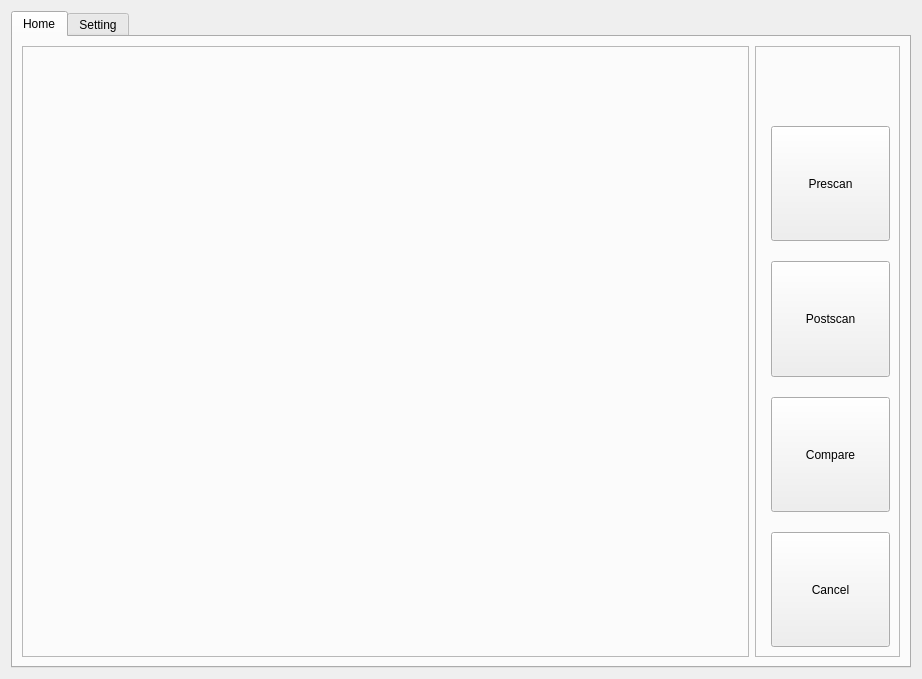
First picture: the form in qt5_ui/pps.ui, repository jacondv/intelijet_v2, before the edit.
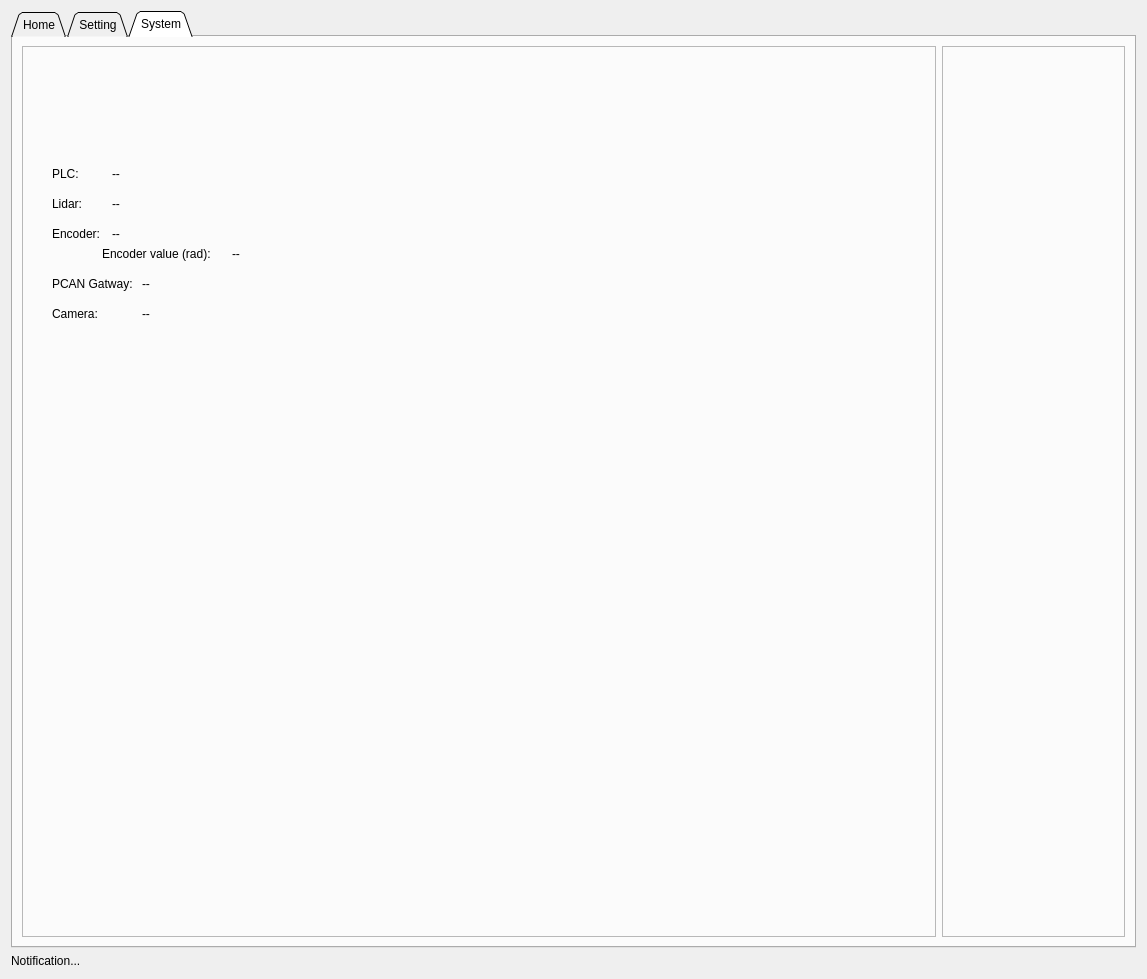
Second picture: the form after the edit. The open tabs and pages were chosen to show the change. Icons and pictures are not drawn.

The edit to the form file:
```diff
--- a/qt5_ui/pps.ui
+++ b/qt5_ui/pps.ui
@@ -9,8 +9,8 @@
    <rect>
     <x>0</x>
     <y>0</y>
-    <width>922</width>
-    <height>679</height>
+    <width>1147</width>
+    <height>979</height>
    </rect>
   </property>
   <property name="sizePolicy">
@@ -43,8 +43,8 @@
   <property name="styleSheet">
    <string notr="true"/>
   </property>
-  <layout class="QGridLayout" name="gridLayout_2">
-   <item row="0" column="0">
+  <layout class="QVBoxLayout" name="verticalLayout" stretch="5,0">
+   <item>
     <widget class="QTabWidget" name="tabWidget">
      <property name="sizePolicy">
       <sizepolicy hsizetype="Expanding" vsizetype="Expanding">
@@ -67,6 +67,9 @@
      <property name="styleSheet">
       <string notr="true"/>
      </property>
+     <property name="tabShape">
+      <enum>QTabWidget::Triangular</enum>
+     </property>
      <property name="currentIndex">
       <number>0</number>
      </property>
@@ -117,6 +120,16 @@
              <verstretch>0</verstretch>
             </sizepolicy>
            </property>
+           <property name="styleSheet">
+            <string notr="true">QFrame {
+    border-radius: 10px; /* bo góc frame nếu muốn */
+    border: 1px solid #E67E22; /* viền frame */
+	
+	background-color: qlineargradient(spread:reflect, x1:0, y1:1, x2:0, y2:0, stop:0 rgba(245, 205, 121,1.0), stop:1 rgba(247, 215, 148,1.0));
+
+
+}</string>
+           </property>
            <property name="frameShape">
             <enum>QFrame::StyledPanel</enum>
            </property>
@@ -130,37 +143,6 @@
             <property name="verticalSpacing">
              <number>20</number>
             </property>
-            <item row="3" column="1">
-             <widget class="QPushButton" name="btnPostScan">
-              <property name="sizePolicy">
-               <sizepolicy hsizetype="Minimum" vsizetype="Minimum">
-                <horstretch>0</horstretch>
-                <verstretch>0</verstretch>
-               </sizepolicy>
-              </property>
-              <property name="minimumSize">
-               <size>
-                <width>0</width>
-                <height>100</height>
-               </size>
-              </property>
-              <property name="maximumSize">
-               <size>
-                <width>16777215</width>
-                <height>16777215</height>
-               </size>
-              </property>
-              <property name="baseSize">
-               <size>
-                <width>0</width>
-                <height>200</height>
-               </size>
-              </property>
-              <property name="text">
-               <string>Postscan</string>
-              </property>
-             </widget>
-            </item>
             <item row="1" column="1">
              <widget class="QPushButton" name="btnPreScan">
               <property name="sizePolicy">
@@ -187,73 +169,31 @@
                 <height>200</height>
                </size>
               </property>
-              <property name="text">
-               <string>Prescan</string>
+              <property name="styleSheet">
+               <string notr="true">QPushButton {
+    border-radius: 40px; /* bo góc */
+    color: white;
+    padding: 6px 12px;
+    border: 1px solid #63cdda;
+    background: qlineargradient(x1:0, y1:0, x2:0, y2:1,
+                                stop:0 #3dc1d3, stop:1 #63cdda); /* gradient xanh */
+}
+
+QPushButton:hover {
+    background: qlineargradient(x1:0, y1:0, x2:0, y2:1,
+                                stop:0 #3dc1d3, stop:1 #3dc1d3);
+}
+
+QPushButton:pressed {
+    background: qlineargradient(x1:0, y1:0, x2:0, y2:1,
+                                stop:0 #1E8449, stop:1 #145A32);
+    padding-left: 4px;  /* tạo cảm giác nhấn sâu */
+    padding-top: 4px;
+}
+</string>
               </property>
-             </widget>
-            </item>
-            <item row="5" column="1">
-             <widget class="QPushButton" name="btnCompare">
-              <property name="sizePolicy">
-               <sizepolicy hsizetype="Minimum" vsizetype="Minimum">
-                <horstretch>0</horstretch>
-                <verstretch>0</verstretch>
-               </sizepolicy>
-              </property>
-              <property name="minimumSize">
-               <size>
-                <width>0</width>
-                <height>100</height>
-               </size>
-              </property>
-              <property name="maximumSize">
-               <size>
-                <width>16777215</width>
-                <height>16777215</height>
-               </size>
-              </property>
-              <property name="baseSize">
-               <size>
-                <width>0</width>
-                <height>200</height>
-               </size>
-              </property>
               <property name="text">
-               <string>Compare</string>
-              </property>
-             </widget>
-            </item>
-            <item row="7" column="1">
-             <widget class="QPushButton" name="btnCancel">
-              <property name="sizePolicy">
-               <sizepolicy hsizetype="Minimum" vsizetype="Minimum">
-                <horstretch>0</horstretch>
-                <verstretch>0</verstretch>
-               </sizepolicy>
-              </property>
-              <property name="minimumSize">
-               <size>
-                <width>0</width>
-                <height>100</height>
-               </size>
-              </property>
-              <property name="maximumSize">
-               <size>
-                <width>16777215</width>
-                <height>16777215</height>
-               </size>
-              </property>
-              <property name="baseSize">
-               <size>
-                <width>0</width>
-                <height>200</height>
-               </size>
-              </property>
-              <property name="autoFillBackground">
-               <bool>false</bool>
-              </property>
-              <property name="text">
-               <string>Cancel</string>
+               <string>Pre-Scan</string>
               </property>
              </widget>
             </item>
@@ -288,6 +228,233 @@
               </property>
              </widget>
             </item>
+            <item row="2" column="1">
+             <widget class="QPushButton" name="btnPostScan">
+              <property name="sizePolicy">
+               <sizepolicy hsizetype="Minimum" vsizetype="Minimum">
+                <horstretch>0</horstretch>
+                <verstretch>0</verstretch>
+               </sizepolicy>
+              </property>
+              <property name="minimumSize">
+               <size>
+                <width>0</width>
+                <height>100</height>
+               </size>
+              </property>
+              <property name="maximumSize">
+               <size>
+                <width>16777215</width>
+                <height>16777215</height>
+               </size>
+              </property>
+              <property name="baseSize">
+               <size>
+                <width>0</width>
+                <height>200</height>
+               </size>
+              </property>
+              <property name="styleSheet">
+               <string notr="true">QPushButton {
+    border-radius: 40px; /* bo góc */
+    color: white;
+    padding: 6px 12px;
+    border: 1px solid #63cdda;
+    background: qlineargradient(x1:0, y1:0, x2:0, y2:1,
+                                stop:0 #3dc1d3, stop:1 #63cdda); /* gradient xanh */
+}
+
+QPushButton:hover {
+    background: qlineargradient(x1:0, y1:0, x2:0, y2:1,
+                                stop:0 #3dc1d3, stop:1 #3dc1d3);
+}
+
+QPushButton:pressed {
+    background: qlineargradient(x1:0, y1:0, x2:0, y2:1,
+                                stop:0 #1E8449, stop:1 #145A32);
+    padding-left: 4px;  /* tạo cảm giác nhấn sâu */
+    padding-top: 4px;
+}
+</string>
+              </property>
+              <property name="text">
+               <string>Post-Scan</string>
+              </property>
+             </widget>
+            </item>
+            <item row="3" column="1">
+             <widget class="QPushButton" name="btnCompare">
+              <property name="sizePolicy">
+               <sizepolicy hsizetype="Minimum" vsizetype="Minimum">
+                <horstretch>0</horstretch>
+                <verstretch>0</verstretch>
+               </sizepolicy>
+              </property>
+              <property name="minimumSize">
+               <size>
+                <width>0</width>
+                <height>100</height>
+               </size>
+              </property>
+              <property name="maximumSize">
+               <size>
+                <width>16777215</width>
+                <height>16777215</height>
+               </size>
+              </property>
+              <property name="baseSize">
+               <size>
+                <width>0</width>
+                <height>200</height>
+               </size>
+              </property>
+              <property name="styleSheet">
+               <string notr="true">QPushButton {
+    border-radius: 40px; /* bo góc */
+    color: white;
+    padding: 6px 12px;
+    border: 1px solid #63cdda;
+    background: qlineargradient(x1:0, y1:0, x2:0, y2:1,
+                                stop:0 #3dc1d3, stop:1 #63cdda); /* gradient xanh */
+}
+
+QPushButton:hover {
+    background: qlineargradient(x1:0, y1:0, x2:0, y2:1,
+                                stop:0 #3dc1d3, stop:1 #3dc1d3);
+}
+
+QPushButton:pressed {
+    background: qlineargradient(x1:0, y1:0, x2:0, y2:1,
+                                stop:0 #1E8449, stop:1 #145A32);
+    padding-left: 4px;  /* tạo cảm giác nhấn sâu */
+    padding-top: 4px;
+}
+</string>
+              </property>
+              <property name="text">
+               <string>Compare</string>
+              </property>
+             </widget>
+            </item>
+            <item row="4" column="1">
+             <widget class="QPushButton" name="btnCancel">
+              <property name="sizePolicy">
+               <sizepolicy hsizetype="Minimum" vsizetype="Minimum">
+                <horstretch>0</horstretch>
+                <verstretch>0</verstretch>
+               </sizepolicy>
+              </property>
+              <property name="minimumSize">
+               <size>
+                <width>0</width>
+                <height>100</height>
+               </size>
+              </property>
+              <property name="maximumSize">
+               <size>
+                <width>16777215</width>
+                <height>16777215</height>
+               </size>
+              </property>
+              <property name="baseSize">
+               <size>
+                <width>0</width>
+                <height>200</height>
+               </size>
+              </property>
+              <property name="autoFillBackground">
+               <bool>false</bool>
+              </property>
+              <property name="styleSheet">
+               <string notr="true">QPushButton {
+    border-radius: 40px; /* bo góc */
+    color: white;
+    padding: 6px 12px;
+    border: 1px solid #63cdda;
+    background: qlineargradient(x1:0, y1:0, x2:0, y2:1,
+                                stop:0 #e77f67, stop:1 #e15f41); /* gradient xanh */
+}
+
+QPushButton:hover {
+    background: qlineargradient(x1:0, y1:0, x2:0, y2:1,
+                                stop:0 #e77f67, stop:1 #e15f41); 
+}
+
+QPushButton:pressed {
+    background: qlineargradient(x1:0, y1:0, x2:0, y2:1,
+                                stop:0 #e77f67, stop:1 #e15f41); 
+    padding-left: 4px;  /* tạo cảm giác nhấn sâu */
+    padding-top: 4px;
+}
+</string>
+              </property>
+              <property name="text">
+               <string>Cancel job</string>
+              </property>
+             </widget>
+            </item>
+            <item row="5" column="1">
+             <widget class="QPushButton" name="btnOpenScanner">
+              <property name="minimumSize">
+               <size>
+                <width>0</width>
+                <height>100</height>
+               </size>
+              </property>
+              <property name="styleSheet">
+               <string notr="true">QPushButton {
+    border-radius: 40px; /* bo góc */
+    color: white;
+    padding: 6px 12px;
+    border: 1px solid #63cdda;
+    background: qlineargradient(x1:0, y1:0, x2:0, y2:1,
+                                stop:0 #e77f67, stop:1 #e15f41); /* gradient xanh */
+}
+
+QPushButton:hover {
+    background: qlineargradient(x1:0, y1:0, x2:0, y2:1,
+                                stop:0 #e77f67, stop:1 #e15f41); 
+}
+
+QPushButton:pressed {
+    background: qlineargradient(x1:0, y1:0, x2:0, y2:1,
+                                stop:0 #e77f67, stop:1 #e15f41); 
+    padding-left: 4px;  /* tạo cảm giác nhấn sâu */
+    padding-top: 4px;
+}
+</string>
+              </property>
+              <property name="text">
+               <string>Open Housing</string>
+              </property>
+             </widget>
+            </item>
+            <item row="6" column="1">
+             <widget class="QPushButton" name="btnCloseScanner">
+              <property name="minimumSize">
+               <size>
+                <width>0</width>
+                <height>100</height>
+               </size>
+              </property>
+              <property name="text">
+               <string>Close Housing</string>
+              </property>
+             </widget>
+            </item>
+            <item row="7" column="1">
+             <widget class="QPushButton" name="btnStop">
+              <property name="minimumSize">
+               <size>
+                <width>0</width>
+                <height>100</height>
+               </size>
+              </property>
+              <property name="text">
+               <string>Stop Housing</string>
+              </property>
+             </widget>
+            </item>
            </layout>
           </widget>
          </item>
@@ -300,6 +467,200 @@
        <string>Setting</string>
       </attribute>
      </widget>
+     <widget class="QWidget" name="tab_system">
+      <attribute name="title">
+       <string>System</string>
+      </attribute>
+      <layout class="QHBoxLayout" name="horizontalLayout_3">
+       <item>
+        <layout class="QHBoxLayout" name="horizontalLayout" stretch="5,1">
+         <item>
+          <widget class="QFrame" name="infoFrame">
+           <property name="frameShape">
+            <enum>QFrame::StyledPanel</enum>
+           </property>
+           <property name="frameShadow">
+            <enum>QFrame::Raised</enum>
+           </property>
+           <widget class="QLabel" name="label">
+            <property name="geometry">
+             <rect>
+              <x>80</x>
+              <y>200</y>
+              <width>141</width>
+              <height>16</height>
+             </rect>
+            </property>
+            <property name="text">
+             <string>Encoder value (rad):</string>
+            </property>
+           </widget>
+           <widget class="QLabel" name="lblEncoder">
+            <property name="geometry">
+             <rect>
+              <x>210</x>
+              <y>200</y>
+              <width>59</width>
+              <height>15</height>
+             </rect>
+            </property>
+            <property name="text">
+             <string>--</string>
+            </property>
+           </widget>
+           <widget class="QLabel" name="label_2">
+            <property name="geometry">
+             <rect>
+              <x>30</x>
+              <y>150</y>
+              <width>41</width>
+              <height>16</height>
+             </rect>
+            </property>
+            <property name="text">
+             <string>Lidar:</string>
+            </property>
+           </widget>
+           <widget class="QLabel" name="label_3">
+            <property name="geometry">
+             <rect>
+              <x>30</x>
+              <y>180</y>
+              <width>61</width>
+              <height>16</height>
+             </rect>
+            </property>
+            <property name="text">
+             <string>Encoder:</string>
+            </property>
+           </widget>
+           <widget class="QLabel" name="label_4">
+            <property name="geometry">
+             <rect>
+              <x>30</x>
+              <y>120</y>
+              <width>41</width>
+              <height>16</height>
+             </rect>
+            </property>
+            <property name="text">
+             <string>PLC:</string>
+            </property>
+           </widget>
+           <widget class="QLabel" name="label_5">
+            <property name="geometry">
+             <rect>
+              <x>30</x>
+              <y>230</y>
+              <width>91</width>
+              <height>16</height>
+             </rect>
+            </property>
+            <property name="text">
+             <string>PCAN Gatway:</string>
+            </property>
+           </widget>
+           <widget class="QLabel" name="lblPLCStatus">
+            <property name="geometry">
+             <rect>
+              <x>90</x>
+              <y>120</y>
+              <width>59</width>
+              <height>15</height>
+             </rect>
+            </property>
+            <property name="text">
+             <string>--</string>
+            </property>
+           </widget>
+           <widget class="QLabel" name="lblLidarStatus">
+            <property name="geometry">
+             <rect>
+              <x>90</x>
+              <y>150</y>
+              <width>59</width>
+              <height>15</height>
+             </rect>
+            </property>
+            <property name="text">
+             <string>--</string>
+            </property>
+           </widget>
+           <widget class="QLabel" name="lblPCANStatus">
+            <property name="geometry">
+             <rect>
+              <x>120</x>
+              <y>230</y>
+              <width>59</width>
+              <height>15</height>
+             </rect>
+            </property>
+            <property name="text">
+             <string>--</string>
+            </property>
+           </widget>
+           <widget class="QLabel" name="lblEncoderStatus">
+            <property name="geometry">
+             <rect>
+              <x>90</x>
+              <y>180</y>
+              <width>59</width>
+              <height>15</height>
+             </rect>
+            </property>
+            <property name="text">
+             <string>--</string>
+            </property>
+           </widget>
+           <widget class="QLabel" name="label_6">
+            <property name="geometry">
+             <rect>
+              <x>30</x>
+              <y>260</y>
+              <width>61</width>
+              <height>16</height>
+             </rect>
+            </property>
+            <property name="text">
+             <string>Camera:</string>
+            </property>
+           </widget>
+           <widget class="QLabel" name="lblCameraStatus">
+            <property name="geometry">
+             <rect>
+              <x>120</x>
+              <y>260</y>
+              <width>59</width>
+              <height>15</height>
+             </rect>
+            </property>
+            <property name="text">
+             <string>--</string>
+            </property>
+           </widget>
+          </widget>
+         </item>
+         <item>
+          <widget class="QFrame" name="frmLeftSite">
+           <property name="frameShape">
+            <enum>QFrame::StyledPanel</enum>
+           </property>
+           <property name="frameShadow">
+            <enum>QFrame::Raised</enum>
+           </property>
+          </widget>
+         </item>
+        </layout>
+       </item>
+      </layout>
+     </widget>
+    </widget>
+   </item>
+   <item>
+    <widget class="QLabel" name="lblNotification">
+     <property name="text">
+      <string>Notification...</string>
+     </property>
     </widget>
    </item>
   </layout>
```
